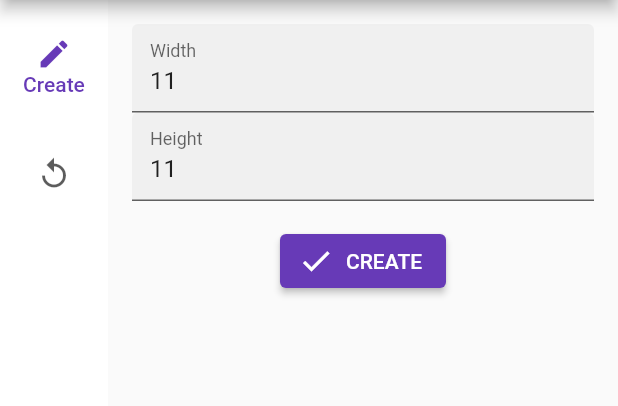
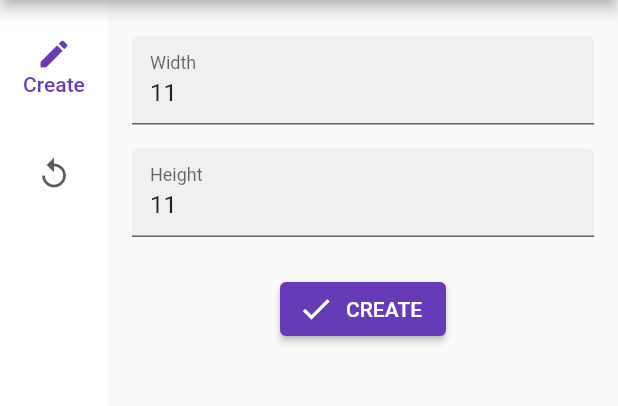
Before and after one commit to Zehua-Chen/conway-game-of-life, a Flutter app: the screen it shows after launch, on a phone screen of 412 x 824 dp, the part 84-490 px from its top. Run offline on Flutter 3.47's test engine with Material 2 defaults, Android fonts, the phone set to English and light mode, and no system bars; missing offline and left inert: dart:html.

Commit message:
[feat] Add Paddings to Configuration

```diff
--- a/frontend/lib/pages/edit/configuration.dart
+++ b/frontend/lib/pages/edit/configuration.dart
@@ -27,14 +27,20 @@ class _ConfigurationState extends State<Configuration> {
         child: Form(
             key: _form,
             child: Column(children: <Widget>[
-              NumberFormField(
-                  value: _width,
-                  label: const Text('Width'),
-                  onValueChanged: (value) => setState(() => _width = value)),
-              NumberFormField(
-                  value: _height,
-                  label: const Text('Height'),
-                  onValueChanged: (value) => setState(() => _height = value)),
+              Padding(
+                  padding: const EdgeInsets.symmetric(vertical: 8),
+                  child: NumberFormField(
+                      value: _width,
+                      label: const Text('Width'),
+                      onValueChanged: (value) =>
+                          setState(() => _width = value))),
+              Padding(
+                  padding: const EdgeInsets.symmetric(vertical: 8),
+                  child: NumberFormField(
+                      value: _height,
+                      label: const Text('Height'),
+                      onValueChanged: (value) =>
+                          setState(() => _height = value))),
               Padding(
                   padding: const EdgeInsets.all(16),
                   child: ElevatedButton.icon(
```
